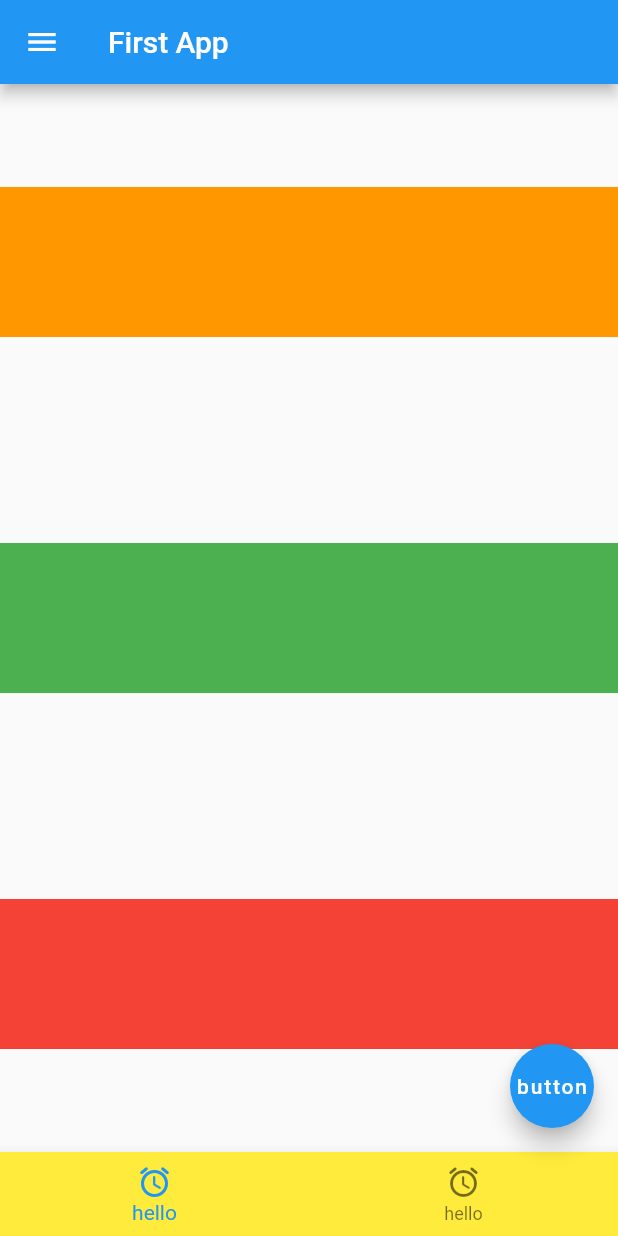
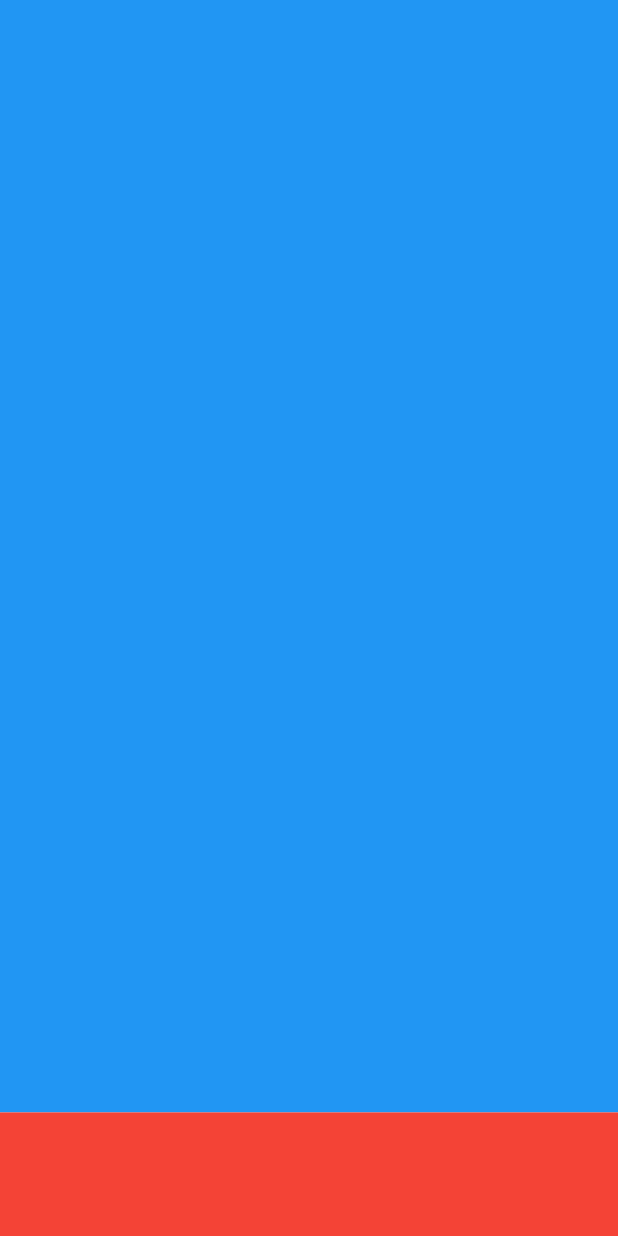
Before and after one commit to qkrfowns45/flutter-project, a Flutter app: the screen it shows after launch, on a phone screen of 412 x 824 dp. Run offline on Flutter 3.47's test engine with Material 2 defaults, Android fonts, the phone set to English and light mode, and no system bars.

Commit message:
Row widget 및 Expanded - 1 practice

```diff
--- a/lib/main.dart
+++ b/lib/main.dart
@@ -13,56 +13,24 @@ class FirstApp extends StatelessWidget {
 
   @override
   Widget build(BuildContext context) {
-    /*return Container(
-      color: Colors.amber,
-    );*/ //HTML로 치면 div
-    return MaterialApp( //AndroidApp을 만든다. IOS는 CupertinoApp*(
+    return MaterialApp(
       home: SafeArea(
-        child: Scaffold( //기본 구조를 들고 있다.
-          appBar: AppBar(
-            backgroundColor: Colors.blue,
-            title: Text("First App"),
-            leading: Icon(Icons.menu),
-          ),
-          body: Column(//부모의 크기에 맞게 자식이 맞춰진다.
-            mainAxisAlignment: MainAxisAlignment.spaceAround,
-            crossAxisAlignment: CrossAxisAlignment.stretch,
+        child: Scaffold(
+          body: Column(
             children: [
-              Container( //부모의 최대 크기까지 늘려라
-                width: 100,
-                height: 100,
-                color:Colors.orange,
+              Expanded(
+                flex: 9,
+                child: Container(
+                  color: Colors.blue,
+                ),
               ),
-              Container(
-                width: 100,
-                height: 100,
-                color:Colors.green,
-              ),
-              Container(
-                height: 100,
-                color:Colors.red,
+              Expanded(
+                flex: 1,
+                child: Container(
+                  color: Colors.red,
+                ),
               ),
             ],
-          ),
-          floatingActionButton: FloatingActionButton(
-            onPressed: () {
-              print("버튼 클릭됨");
-            },
-            child: Text("button"),
-          ),
-          bottomNavigationBar: BottomNavigationBar(
-            items: [
-              BottomNavigationBarItem(
-                label: "hello",
-                icon: Icon(Icons.access_alarm_rounded,)
-              ),
-              BottomNavigationBarItem(
-                  label: "hello",
-                  icon: Icon(Icons.access_alarm_rounded,)
-              )
-
-            ],
-            backgroundColor: Colors.yellow,
           ),
         ),
       ),
```
Also changed, not shown: lib/columrowwidget.dart (added, +108 -0 lines).
